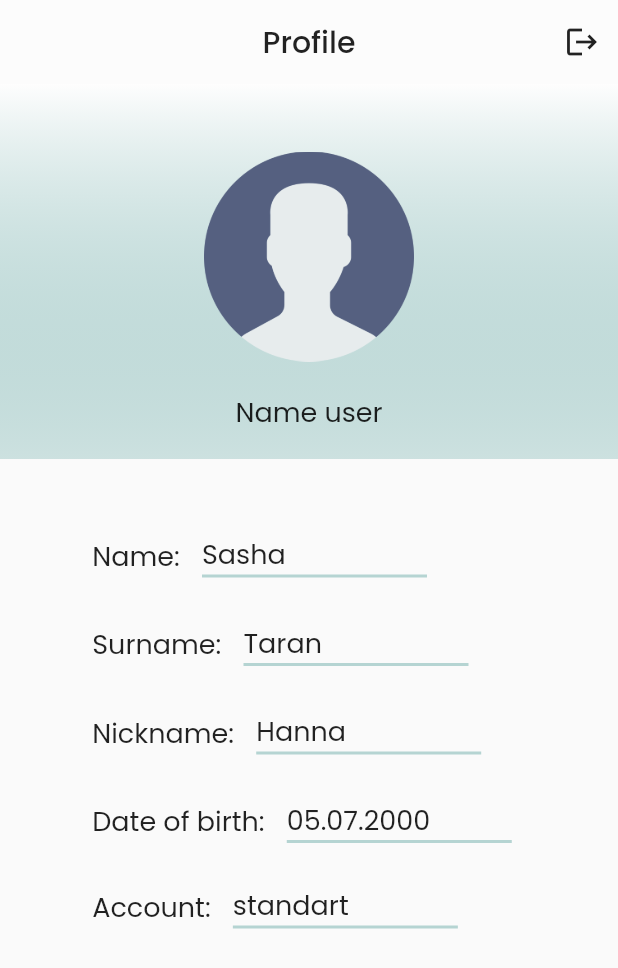
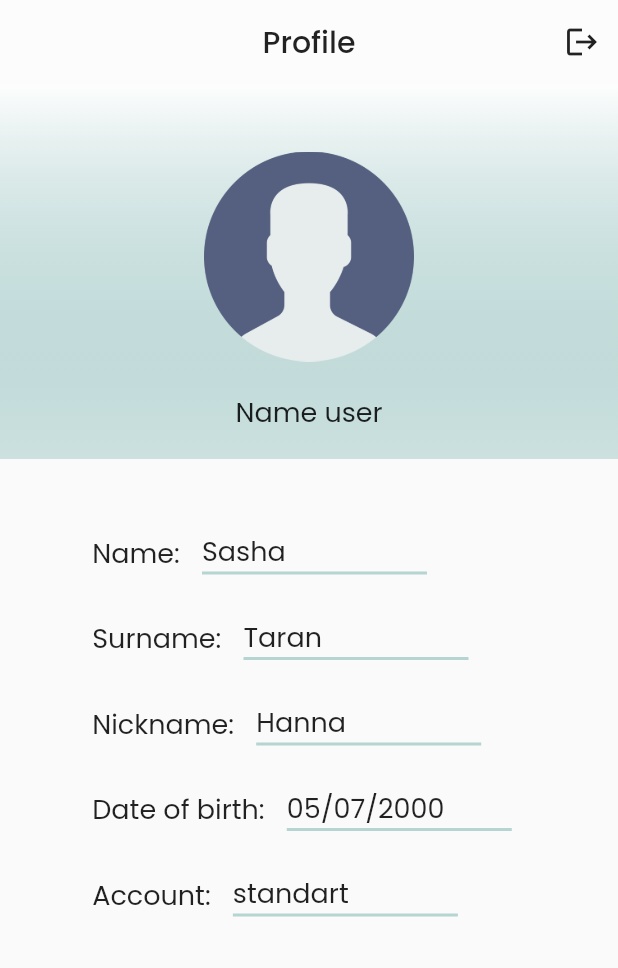
Before and after one commit to sofiabukovskaya/flutter_mindPost_mobile, a Flutter app: the ProfileScreen screen opened directly, on a phone screen of 412 x 824 dp. Shown: the top 968 px of the screen. Run offline on Flutter 3.47's test engine with Material 2 defaults, Android fonts, the phone set to English and light mode, and no system bars; our stand-ins replace bloc, cloud_firestore, firebase_auth, firebase_core, flutter_bloc, google_fonts and 1 more; missing offline and left inert: firebase; accounts and stored records are empty.

Commit message:
Refactored code UI profile

```diff
--- a/lib/ui/pages/main_page/screens/notes_screen/notes_screen.dart
+++ b/lib/ui/pages/main_page/screens/notes_screen/notes_screen.dart
@@ -1,5 +1,6 @@
 import 'package:flutter/cupertino.dart';
 import 'package:flutter/material.dart';
+import 'package:flutter_mindpost/ui/common/common_widgets.dart';
 import 'package:flutter_mindpost/ui/pages/main_page/widgets/alert_dialog.dart';
 import 'package:google_fonts/google_fonts.dart';
 
@@ -13,6 +14,7 @@ class NotesScreen extends StatefulWidget {
 }
 
 class NotesScreenState extends State<NotesScreen> {
+  TextEditingController searchController = TextEditingController();
   @override
   Widget build(BuildContext context) {
     return Scaffold(
@@ -44,9 +46,17 @@ class NotesScreenState extends State<NotesScreen> {
         ),
         centerTitle: true,
       ),
-      body: Center(
-        child: Text('Notes  screen'),
-      ),
+      body: SingleChildScrollView(
+        child: Column(
+          children: [
+            Padding(
+                padding: EdgeInsets.only(top: 15, left: 10, right: 10),
+                child: textField(searchController, Icon(Icons.search),
+                    Color(0x1A008B83), 'Search by title')),
+
+          ],
+        ),
+      )
     );
   }
 }
--- a/lib/ui/pages/main_page/screens/profile_screen/profile_screen.dart
+++ b/lib/ui/pages/main_page/screens/profile_screen/profile_screen.dart
@@ -78,117 +78,39 @@ class ProfileScreenState extends State<ProfileScreen> {
                     height: 298,
                     child: Column(
                       children: [
-                        Row(
+                        titleList('Name: ', 'Sasha'),
+                        titleList('Surname: ', 'Taran'),
+                        titleList('Nickname: ', 'Hanna'),
+                        titleList('Date of birth: ', '05/07/2000'),
+                        titleList('Account: ', 'standart')
+                      ],
+                    )),
+              )
+            ],
+          ),
+        ));
+  }
+}
+Widget titleList(String labelText, String item) {
+  return Row(
     crossAxisAlignment: CrossAxisAlignment.center,
     children: <Widget>[
       Padding(
-                              padding: EdgeInsets.only(top: 30, left: 10),
-                              child: Text("Name: ",
+        padding: EdgeInsets.only(top: 28, left: 10),
+        child: Text(labelText,
             style: GoogleFonts.poppins(
                 color: Colors.black87, fontSize: 18)),
       ),
       Container(
         width: 150,
-                              margin:  EdgeInsets.only(top: 30, left: 10),
+        margin: EdgeInsets.only(top: 28, left: 10),
         decoration: boxDecoration(), //
         child: Text(
-                                "Sasha",
+          item,
           style: GoogleFonts.poppins(
               color: Colors.black87, fontSize: 18),
         ),
       )
     ],
-                        ),
-                        Row(
-                          crossAxisAlignment: CrossAxisAlignment.center,
-                          children: <Widget>[
-                            Padding(
-                              padding: EdgeInsets.only(top: 30, left: 10),
-                              child: Text("Surname: ",
-                                  style: GoogleFonts.poppins(
-                                      color: Colors.black87, fontSize: 18)),
-                            ),
-                            Container(
-                              width: 150,
-                              margin:  EdgeInsets.only(top: 30, left: 10),
-                              decoration: boxDecoration(), //
-                              child: Text(
-                                "Taran",
-                                style: GoogleFonts.poppins(
-                                    color: Colors.black87, fontSize: 18),
-                              ),
-                            )
-                          ],
-                        ),
-                        Row(
-                          crossAxisAlignment: CrossAxisAlignment.center,
-                          children: <Widget>[
-                            Padding(
-                              padding: EdgeInsets.only(top: 30, left: 10),
-                              child: Text("Nickname: ",
-                                  style: GoogleFonts.poppins(
-                                      color: Colors.black87, fontSize: 18)),
-                            ),
-                            Container(
-                              width: 150,
-                              margin:  EdgeInsets.only(top: 30, left: 10),
-                              decoration: boxDecoration(), //
-                              child: Text(
-                                "Hanna",
-                                style: GoogleFonts.poppins(
-                                    color: Colors.black87, fontSize: 18),
-                              ),
-                            )
-                          ],
-                        ),
-                        Row(
-                          crossAxisAlignment: CrossAxisAlignment.center,
-                          children: <Widget>[
-                            Padding(
-                              padding: EdgeInsets.only(top: 30, left: 10),
-                              child: Text("Date of birth: ",
-                                  style: GoogleFonts.poppins(
-                                      color: Colors.black87, fontSize: 18)),
-                            ),
-                            Container(
-                              width: 150,
-                              margin:  EdgeInsets.only(top: 30, left: 10),
-                              decoration: boxDecoration(), //
-                              child: Text(
-                                "05.07.2000",
-                                style: GoogleFonts.poppins(
-                                    color: Colors.black87, fontSize: 18),
-                              ),
-                            )
-                          ],
-                        ),
-                        Row(
-                          crossAxisAlignment: CrossAxisAlignment.center,
-                          children: <Widget>[
-                            Padding(
-                              padding: EdgeInsets.only(top: 28, left: 10),
-                              child: Text("Account: ",
-                                  style: GoogleFonts.poppins(
-                                      color: Colors.black87, fontSize: 18)),
-                            ),
-                            Container(
-                              width: 150,
-                              margin:  EdgeInsets.only(top: 28, left: 10),
-                              decoration: boxDecoration(), //
-                              child: Text(
-                                "standart",
-                                style: GoogleFonts.poppins(
-                                    color: Colors.black87, fontSize: 18),
-                              ),
-                            )
-                          ],
-                        ),
-                      ],
-                    )),
-              )
-
-            ],
-          ),
-        ));
+  );
 }
-}
```
Lines whose indentation alone changed are shown as unchanged.
